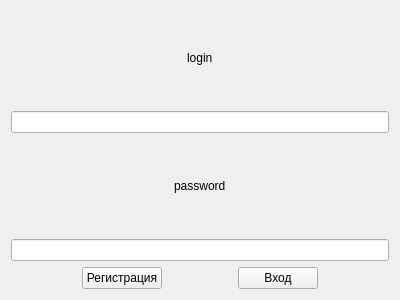
Above: gui/login.ui from Lilostich/CDC before the change. Below: the same form after it.
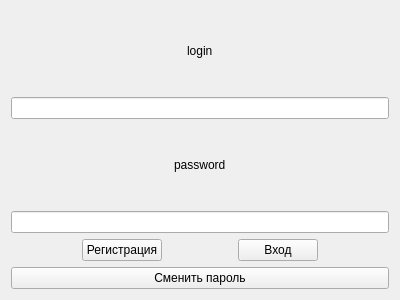
That is the form after the change.

The edit to the form file:
```diff
--- a/gui/login.ui
+++ b/gui/login.ui
@@ -151,6 +151,13 @@
      </item>
     </layout>
    </item>
+   <item>
+    <widget class="QPushButton" name="button_change_password">
+     <property name="text">
+      <string>Сменить пароль</string>
+     </property>
+    </widget>
+   </item>
   </layout>
  </widget>
  <resources/>
```
Left out of the diff: 4 changed lines with no effect on the pictures.
